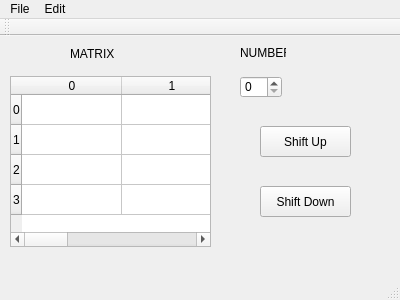
Above: laba9/mainwindow.ui from floweryada/S4LB01 before the change. Below: the same form after it.
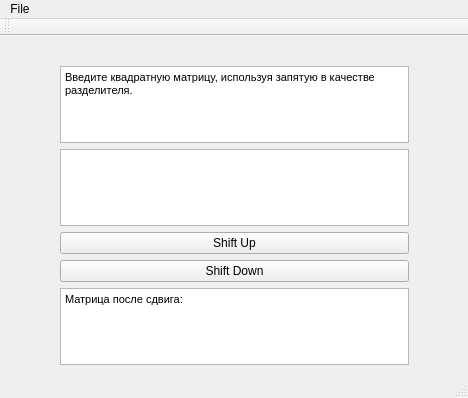
That is the form after the change.

```diff
--- a/laba9/mainwindow.ui
+++ b/laba9/mainwindow.ui
@@ -6,125 +6,64 @@
    <rect>
     <x>0</x>
     <y>0</y>
-    <width>400</width>
-    <height>300</height>
+    <width>468</width>
+    <height>398</height>
    </rect>
   </property>
   <property name="windowTitle">
    <string>MainWindow</string>
   </property>
   <widget class="QWidget" name="centralWidget">
-   <widget class="QTableWidget" name="tableWidget">
+   <widget class="QWidget" name="gridLayoutWidget">
     <property name="geometry">
      <rect>
-      <x>10</x>
-      <y>40</y>
-      <width>201</width>
-      <height>171</height>
+      <x>49</x>
+      <y>19</y>
+      <width>371</width>
+      <height>321</height>
      </rect>
     </property>
-    <row>
-     <property name="text">
-      <string>0</string>
-     </property>
-    </row>
-    <row>
-     <property name="text">
-      <string>1</string>
-     </property>
-    </row>
-    <row>
-     <property name="text">
-      <string>2</string>
-     </property>
-    </row>
-    <row>
-     <property name="text">
-      <string>3</string>
-     </property>
-    </row>
-    <column>
-     <property name="text">
-      <string>0</string>
-     </property>
-    </column>
-    <column>
-     <property name="text">
-      <string>1</string>
-     </property>
-    </column>
-    <column>
-     <property name="text">
-      <string>2</string>
-     </property>
-    </column>
-    <column>
-     <property name="text">
-      <string>3</string>
-     </property>
-    </column>
-   </widget>
-   <widget class="QSpinBox" name="spinBox">
-    <property name="geometry">
-     <rect>
-      <x>240</x>
-      <y>40</y>
-      <width>42</width>
-      <height>22</height>
-     </rect>
-    </property>
-   </widget>
-   <widget class="QPushButton" name="pushButton">
-    <property name="geometry">
-     <rect>
-      <x>260</x>
-      <y>90</y>
-      <width>91</width>
-      <height>31</height>
-     </rect>
-    </property>
-    <property name="text">
-     <string>Shift Up</string>
-    </property>
-   </widget>
-   <widget class="QPushButton" name="pushButton_2">
-    <property name="geometry">
-     <rect>
-      <x>260</x>
-      <y>150</y>
-      <width>91</width>
-      <height>31</height>
-     </rect>
-    </property>
-    <property name="text">
-     <string>Shift Down</string>
-    </property>
-   </widget>
-   <widget class="QLabel" name="label">
-    <property name="geometry">
-     <rect>
-      <x>70</x>
-      <y>10</y>
-      <width>61</width>
-      <height>16</height>
-     </rect>
-    </property>
-    <property name="text">
-     <string>MATRIX</string>
-    </property>
-   </widget>
-   <widget class="QLabel" name="label_2">
-    <property name="geometry">
-     <rect>
-      <x>240</x>
-      <y>10</y>
-      <width>46</width>
-      <height>13</height>
-     </rect>
-    </property>
-    <property name="text">
-     <string>NUMBER</string>
-    </property>
+    <layout class="QGridLayout" name="gridLayout">
+     <item row="1" column="0">
+      <widget class="QTextEdit" name="textEdit"/>
+     </item>
+     <item row="3" column="0">
+      <widget class="QPushButton" name="pushButton_2">
+       <property name="text">
+        <string>Shift Down</string>
+       </property>
+      </widget>
+     </item>
+     <item row="2" column="0">
+      <widget class="QPushButton" name="pushButton">
+       <property name="text">
+        <string>Shift Up</string>
+       </property>
+      </widget>
+     </item>
+     <item row="0" column="0">
+      <widget class="QTextBrowser" name="textBrowser">
+       <property name="html">
+        <string>&lt;!DOCTYPE HTML PUBLIC &quot;-//W3C//DTD HTML 4.0//EN&quot; &quot;http://www.w3.org/TR/REC-html40/strict.dtd&quot;&gt;
+&lt;html&gt;&lt;head&gt;&lt;meta name=&quot;qrichtext&quot; content=&quot;1&quot; /&gt;&lt;style type=&quot;text/css&quot;&gt;
+p, li { white-space: pre-wrap; }
+&lt;/style&gt;&lt;/head&gt;&lt;body style=&quot; font-family:'MS Shell Dlg 2'; font-size:8.25pt; font-weight:400; font-style:normal;&quot;&gt;
+&lt;p style=&quot; margin-top:0px; margin-bottom:0px; margin-left:0px; margin-right:0px; -qt-block-indent:0; text-indent:0px;&quot;&gt;&lt;span style=&quot; font-size:8pt;&quot;&gt;Введите квадратную матрицу, используя запятую в качестве разделителя.&lt;/span&gt;&lt;/p&gt;&lt;/body&gt;&lt;/html&gt;</string>
+       </property>
+      </widget>
+     </item>
+     <item row="4" column="0">
+      <widget class="QTextBrowser" name="textBrowser_2">
+       <property name="html">
+        <string>&lt;!DOCTYPE HTML PUBLIC &quot;-//W3C//DTD HTML 4.0//EN&quot; &quot;http://www.w3.org/TR/REC-html40/strict.dtd&quot;&gt;
+&lt;html&gt;&lt;head&gt;&lt;meta name=&quot;qrichtext&quot; content=&quot;1&quot; /&gt;&lt;style type=&quot;text/css&quot;&gt;
+p, li { white-space: pre-wrap; }
+&lt;/style&gt;&lt;/head&gt;&lt;body style=&quot; font-family:'MS Shell Dlg 2'; font-size:8.25pt; font-weight:400; font-style:normal;&quot;&gt;
+&lt;p style=&quot; margin-top:0px; margin-bottom:0px; margin-left:0px; margin-right:0px; -qt-block-indent:0; text-indent:0px;&quot;&gt;Матрица после сдвига:&lt;br /&gt;&lt;/p&gt;&lt;/body&gt;&lt;/html&gt;</string>
+       </property>
+      </widget>
+     </item>
+    </layout>
    </widget>
   </widget>
   <widget class="QMenuBar" name="menuBar">
@@ -132,7 +71,7 @@
     <rect>
      <x>0</x>
      <y>0</y>
-     <width>400</width>
+     <width>468</width>
      <height>21</height>
     </rect>
    </property>
@@ -146,15 +85,7 @@
     <addaction name="separator"/>
     <addaction name="actionClose"/>
    </widget>
-   <widget class="QMenu" name="menuEdit">
-    <property name="title">
-     <string>Edit</string>
-    </property>
-    <addaction name="actionBtnShiftUp"/>
-    <addaction name="actionBtnShiftDown"/>
-   </widget>
    <addaction name="menuMenu"/>
-   <addaction name="menuEdit"/>
   </widget>
   <widget class="QToolBar" name="mainToolBar">
    <attribute name="toolBarArea">
```
Left out of the diff: 22 changed lines with no effect on the pictures.
